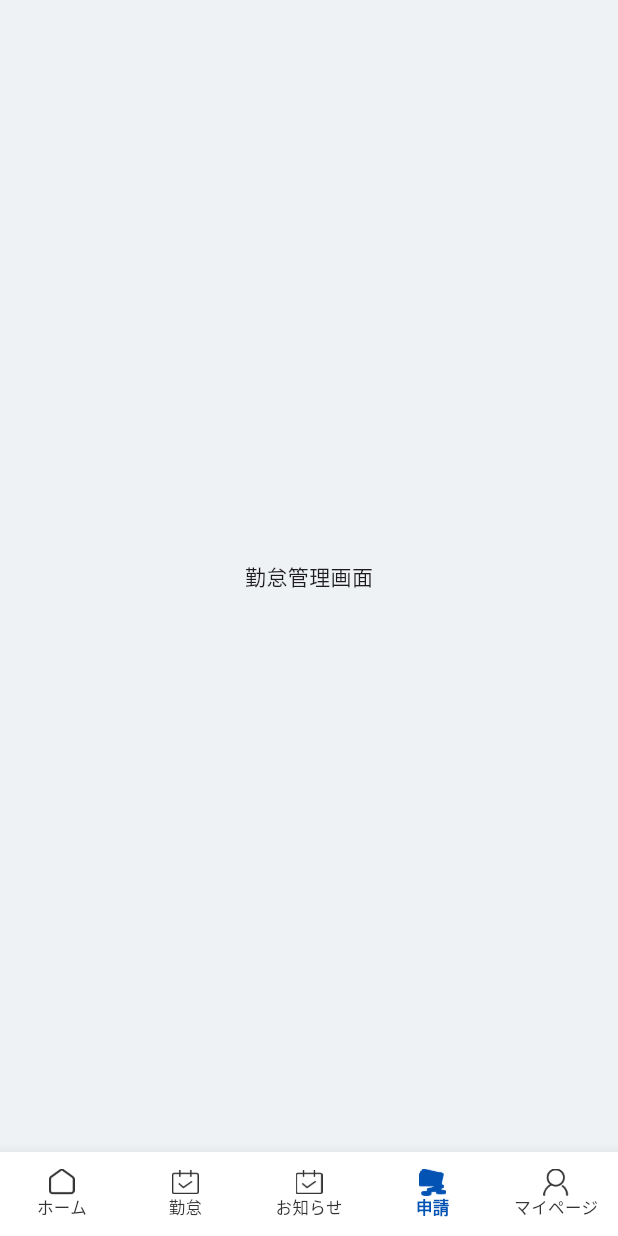
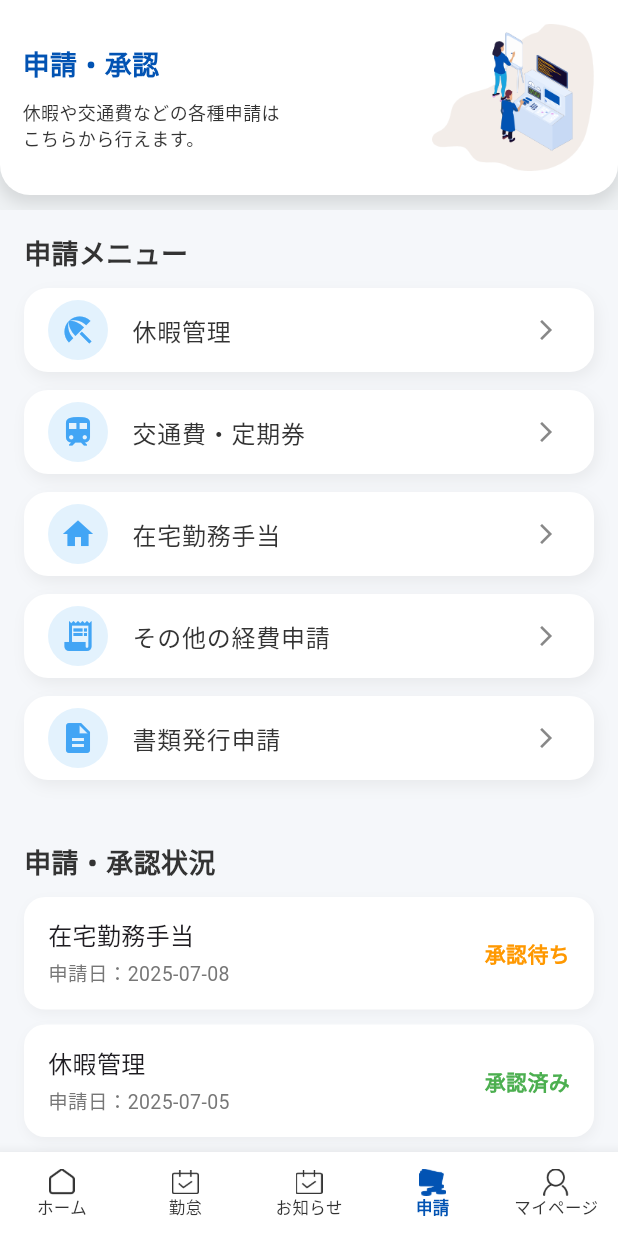
Before and after one commit to EunJiGo/hihatuPJ, a Flutter app: the screen it shows after launch, item 4 of the bottom bar chosen, on a phone screen of 412 x 824 dp. Run offline on Flutter 3.47's test engine with Material 3 defaults, Android fonts, the phone set to English and light mode, and no system bars; our stand-ins replace flutter_riverpod, image_picker.

```diff
--- /dev/null
+++ b/lib/apply/apply_list.dart
@@ -0,0 +1,180 @@
+import 'package:flutter/material.dart';
+
+import 'features/transportation/presentation/transportation/request/transportation_screen.dart';
+
+class ApplicationListScreen extends StatelessWidget {
+  final List<Map<String, dynamic>> applyItems = [
+    {'label': '休暇管理', 'icon': Icons.beach_access},
+    {'label': '交通費・定期券', 'icon': Icons.train},
+    {'label': '在宅勤務手当', 'icon': Icons.home},
+    {'label': 'その他の経費申請', 'icon': Icons.receipt_long},
+    {'label': '書類発行申請', 'icon': Icons.description},
+  ];
+
+  final List<Map<String, String>> appliedHistory = [
+    {'title': '在宅勤務手当', 'status': '承認待ち', 'date': '2025-07-08'},
+    {'title': '休暇管理', 'status': '承認済み', 'date': '2025-07-05'},
+    {'title': '交通費申請', 'status': '差戻し', 'date': '2025-07-02'},
+  ];
+
+  @override
+  Widget build(BuildContext context) {
+    return Scaffold(
+      backgroundColor: const Color(0xFFF5F7FA),
+      // appBar: AppBar(
+      //   title: const Text('申請・承認'),
+      //   backgroundColor: const Color(0xFF82B1FF),
+      //   elevation: 0,
+      // ),
+      body: SingleChildScrollView(
+        padding: const EdgeInsets.all(16),
+        child: Column(
+          crossAxisAlignment: CrossAxisAlignment.start,
+          children: [
+            const Text(
+              '申請メニュー',
+              style: TextStyle(
+                fontSize: 18,
+                fontWeight: FontWeight.bold,
+                color: Color(0xFF333333),
+              ),
+            ),
+            const SizedBox(height: 10),
+            ...applyItems.map((item) {
+              String tag = 'ListTile-Hero-${item['label']}';
+              return Container(
+                margin: const EdgeInsets.only(bottom: 12),
+                decoration: BoxDecoration(
+                  color: Colors.white,
+                  borderRadius: BorderRadius.circular(16),
+                  boxShadow: [
+                    BoxShadow(
+                      color: Colors.grey.withOpacity(0.15),
+                      blurRadius: 8,
+                      offset: const Offset(2, 4),
+                    ),
+                  ],
+                ),
+                child: Hero(
+                  tag: tag,
+                  child: ListTile(
+                    leading: CircleAvatar(
+                      backgroundColor: const Color(0xFFE3F2FD),
+                      child: Icon(
+                        item['icon'],
+                        color: const Color(0xFF42A5F5),
+                      ),
+                    ),
+                    title: Text(
+                      item['label'],
+                      style: const TextStyle(
+                        fontSize: 16,
+                        fontWeight: FontWeight.w500,
+                        color: Color(0xFF333333),
+                      ),
+                    ),
+                    trailing: const Icon(
+                      Icons.arrow_forward_ios,
+                      size: 16,
+                      color: Color(0xFF888888),
+                    ),
+                    onTap: () {
+                      final label = item['label'];
+
+                      if (label == '休暇管理') {
+                        // Navigator.push(context, MaterialPageRoute(builder: (_) => VacationScreen()));
+                      } else if (label == '交通費・定期券') {
+                        Navigator.push(context, MaterialPageRoute(builder: (_) => TransportationScreen()));
+                      } else if (label == '在宅勤務手当') {
+                        // Navigator.push(context, MaterialPageRoute(builder: (_) => RemoteWorkAllowanceScreen()));
+                      } else if (label == 'その他の経費申請') {
+                        // Navigator.push(context, MaterialPageRoute(builder: (_) => OtherExpenseScreen()));
+                      } else if (label == '書類発行申請') {
+                        // Navigator.push(context, MaterialPageRoute(builder: (_) => DocumentRequestScreen()));
+                      }
+                    },
+                  ),
+                ),
+              );
+            }).toList(),
+
+            const SizedBox(height: 30),
+
+            const Text(
+              '申請・承認状況',
+              style: TextStyle(
+                fontSize: 18,
+                fontWeight: FontWeight.bold,
+                color: Color(0xFF333333),
+              ),
+            ),
+            const SizedBox(height: 10),
+            ...appliedHistory.map((item) {
+              return Container(
+                margin: const EdgeInsets.only(bottom: 10),
+                padding: const EdgeInsets.symmetric(horizontal: 16, vertical: 14),
+                decoration: BoxDecoration(
+                  color: Colors.white,
+                  borderRadius: BorderRadius.circular(14),
+                  boxShadow: [
+                    BoxShadow(
+                      color: Colors.grey.withOpacity(0.1),
+                      blurRadius: 6,
+                      offset: const Offset(1, 3),
+                    ),
+                  ],
+                ),
+                child: Row(
+                  mainAxisAlignment: MainAxisAlignment.spaceBetween,
+                  children: [
+                    Column(
+                      crossAxisAlignment: CrossAxisAlignment.start,
+                      children: [
+                        Text(
+                          item['title'] ?? '',
+                          style: const TextStyle(
+                            fontSize: 16,
+                            fontWeight: FontWeight.w500,
+                          ),
+                        ),
+                        const SizedBox(height: 4),
+                        Text(
+                          '申請日：${item['date']}',
+                          style: const TextStyle(
+                            fontSize: 13,
+                            color: Color(0xFF777777),
+                          ),
+                        ),
+                      ],
+                    ),
+                    Text(
+                      item['status'] ?? '',
+                      style: TextStyle(
+                        fontSize: 14,
+                        fontWeight: FontWeight.bold,
+                        color: _statusColor(item['status'] ?? ''),
+                      ),
+                    ),
+                  ],
+                ),
+              );
+            }).toList(),
+          ],
+        ),
+      ),
+    );
+  }
+
+  Color _statusColor(String status) {
+    switch (status) {
+      case '承認済み':
+        return Colors.green;
+      case '承認待ち':
+        return Colors.orange;
+      case '差戻し':
+        return Colors.redAccent;
+      default:
+        return Colors.black;
+    }
+  }
+}
--- a/lib/header/title_header.dart
+++ b/lib/header/title_header.dart
@@ -59,6 +59,7 @@ class WelcomeHeader extends StatelessWidget {
                   color: const Color(0xFF333333),
                   fontWeight: FontWeight.w400,
                 ),
+                maxLines: 2,
               ),
             ],
           ),
--- a/lib/screens/apply_screen.dart
+++ b/lib/screens/apply_screen.dart
@@ -1,12 +1,30 @@
 import 'package:flutter/material.dart';
+import 'package:flutter/services.dart';
+import 'package:hihatu_project/apply/features/transportation/presentation/transportation/request/transportation_detail_screen.dart';
+import '../apply/apply_list.dart';
+import '../apply/features/transportation/presentation/transportation/widgets/summary_total_box.dart';
 import '../base/base_screen.dart';
+import '../header/title_header.dart';
+import '../utils/date_utils.dart';
 
 class ApplyScreen extends StatelessWidget {
   @override
   Widget build(BuildContext context) {
     return BaseScreen(
-      child: Center(
-        child: Text('勤怠管理画面'),
+      child: Column(
+        children: [
+          WelcomeHeader(
+            title: '申請・承認',
+            subtitle: '休暇や交通費などの各種申請は\nこちらから行えます。',
+            titleFontSize: 18,
+            subtitleFontSize: 12,
+            imagePath: 'assets/images/home/home_image/home_image.png',
+          ),
+          SizedBox(height: 10,),
+          Expanded(child: ApplicationListScreen()),
+          // Expanded(child: TransportionDetailScreen()),
+          // Expanded(child: SummaryTotalBox())
+        ],
       ),
     );
   }
```
Also changed, not shown: lib/apply/features/transportation/presentation/transportation/request/transportation_screen.dart (added, +538 -0 lines), lib/apply/features/transportation/presentation/transportation/request/transportation_detail_screen.dart (added), lib/apply/features/transportation/presentation/transportation/widgets/summary_total_box.dart (added), lib/apply/features/transportation/presentation/transportation/widgets/transportation_card.dart (added).
